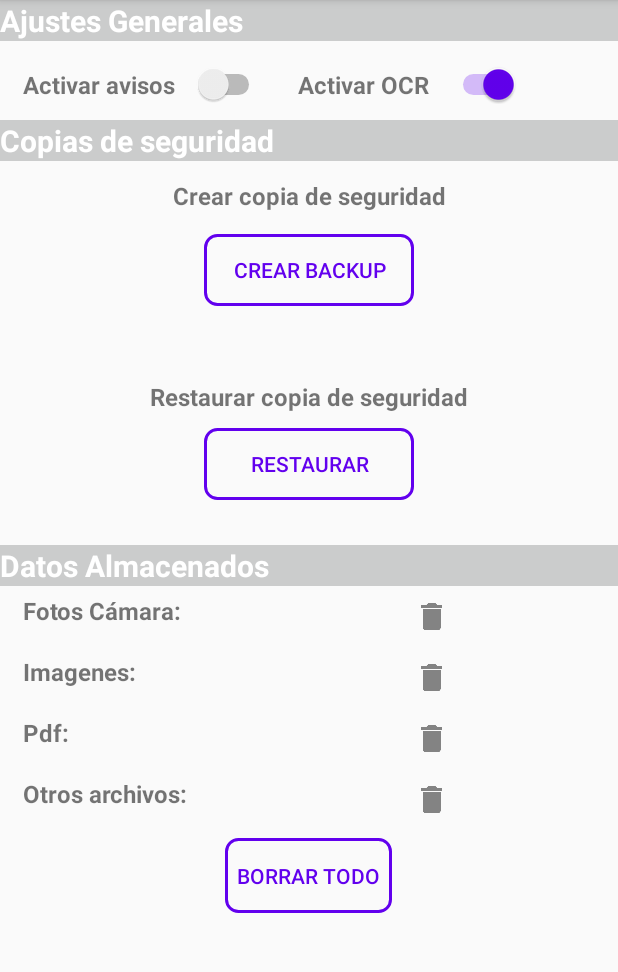
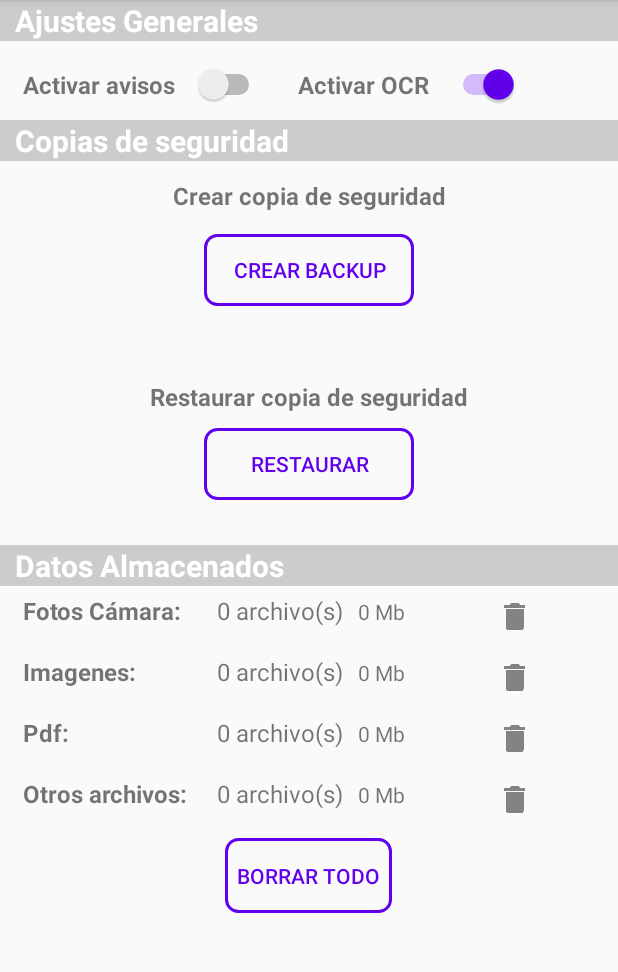
Before and after one commit to agalpe-dev/MyBox, an Android app: the fragment_ajustes screen opened through its navigation route, on a phone screen of 412 x 824 dp, the part 84-1056 px from its top. Run offline under Robolectric (Android 15) with nearby library versions, the phone set to English and light mode, and no system bars; our stand-ins replace Room's generated code; libraries missing offline, so code that uses them is left out: me.ibrahimsn.lib; plain views replace SmoothBottomBar; 2 statements that could not run were skipped.

Commit message:
Pequeños arreglos diseño Ajustes y funcionalidad gestión archivos

```diff
--- a/app/src/main/java/com/agp/mybox/UI/Ajustes/FragmentAjustesViewModel.java
+++ b/app/src/main/java/com/agp/mybox/UI/Ajustes/FragmentAjustesViewModel.java
@@ -3,13 +3,23 @@ package com.agp.mybox.UI.Ajustes;
 import android.app.Application;
 import android.content.Context;
 import android.content.SharedPreferences;
+import android.content.res.AssetFileDescriptor;
+import android.net.Uri;
+import android.os.Handler;
+import android.os.Looper;
+import android.os.Message;
+import android.widget.Toast;
 
 import androidx.annotation.NonNull;
+import androidx.core.content.FileProvider;
 import androidx.lifecycle.AndroidViewModel;
-import androidx.lifecycle.ViewModel;
+
+import java.io.File;
+import java.io.FileNotFoundException;
+import java.text.DecimalFormat;
 
 public class FragmentAjustesViewModel extends AndroidViewModel {
-
+    private Handler handler=new Handler();
     private final String PREFERENCIAS="Preferencias";
     private SharedPreferences mPrefs = getApplication().getSharedPreferences(PREFERENCIAS, Context.MODE_PRIVATE);
 
@@ -29,4 +39,85 @@ public class FragmentAjustesViewModel extends AndroidViewModel {
         editor.putBoolean(pref,valor);
         editor.commit();
     }
+
+    public String getNArchivos(String carpeta){
+        File[] files=getFilesFromDir(carpeta);
+        if (files!=null){
+            return Integer.toString(files.length) + " archivo(s)" ;
+        }
+        return "Sin archivos";
+    }
+
+    public File[] getFilesFromDir(String carpeta){
+        File [] files;
+        File f = new File(getApplication().getFilesDir(),"box/"+carpeta);
+        if (f.exists() && f.isDirectory()){
+            files=f.listFiles();
+            return files;
+        }
+        return null;
+    }
+
+    public String getFilesSize (String carpeta){
+        File [] files=getFilesFromDir(carpeta);
+        AssetFileDescriptor fileDescriptor= null;
+        Uri uri=null;
+        float size=0;
+        DecimalFormat decimalFormat=new DecimalFormat("#.##");
+        if (files.length>0) {
+            try {
+                for (File f : files) {
+                    uri = FileProvider.getUriForFile(getApplication(), "com.agp.mybox.fileprovider", f);
+                    fileDescriptor = getApplication().getContentResolver().openAssetFileDescriptor(uri, "r");
+                    size+=fileDescriptor.getLength();
+                }
+            } catch (FileNotFoundException e) {
+                e.printStackTrace();
+            }
+            return decimalFormat.format(size/(1024*1024))+" Mb";
+        }
+        return "0 Mb";
+    }
+
+    public void borrarRecursos(String carpeta) {
+        if (carpeta=="todo"){
+            borrarTodosRecursos();
+        }
+
+        new Thread(new Runnable() {
+            @Override
+            public void run() {
+
+                File[] files=getFilesFromDir(carpeta);
+                if (files!=null){
+                    for (File f: files){
+                        try {
+                            f.delete();
+                        }
+                        catch (Exception e){
+                            e.printStackTrace();
+                        }
+                    }
+                }
+
+                // Para acceder al hilo principal y poner el Toast
+                handler.post(new Runnable() {
+                    @Override
+                    public void run() {
+                        Toast.makeText(getApplication(), "¡Archivos de \"" + carpeta.toUpperCase() +"\" eliminados correctamente!", Toast.LENGTH_LONG).show();
+                    }
+                });
+
+
+            }
+        }).start();
+
+    }
+
+    public void borrarTodosRecursos(){
+        borrarRecursos("camara");
+        borrarRecursos("imagen");
+        borrarRecursos("pdf");
+        borrarRecursos("otros");
+    }
 }
--- a/app/src/main/java/com/agp/mybox/UI/Ajustes/fragment_ajustes.java
+++ b/app/src/main/java/com/agp/mybox/UI/Ajustes/fragment_ajustes.java
@@ -1,6 +1,7 @@
 package com.agp.mybox.UI.Ajustes;
 
-import android.os.Build;
+import android.app.AlertDialog;
+import android.content.DialogInterface;
 import android.os.Bundle;
 
 import androidx.annotation.NonNull;
@@ -8,22 +9,24 @@ import androidx.annotation.Nullable;
 import androidx.fragment.app.Fragment;
 import androidx.lifecycle.ViewModelProvider;
 
-import android.util.Log;
 import android.view.LayoutInflater;
 import android.view.View;
 import android.view.ViewGroup;
 import android.widget.Button;
+import android.widget.ImageButton;
 import android.widget.Switch;
+import android.widget.TextView;
+import android.widget.Toast;
 
 import com.agp.mybox.R;
-import com.agp.mybox.UI.Inicio.FragmentInicioViewModel;
-
-import java.util.Observer;
 
 public class fragment_ajustes extends Fragment {
 
     private FragmentAjustesViewModel mViewModel;
     private Switch swAvisos, swOCR;
+    private TextView mNCamara, mNImagen, mNPdf, mNOtros, mTamCamara, mTamImagen, mTamPdf, mTamOtros;
+    private ImageButton mBtBorrarCamara, mBtBorrarImagen, mBtBorrarPdf, mBtBorrarOtros;
+    private Button mBtBorrarTodo;
 
     public static fragment_ajustes newInstance() {
         return new fragment_ajustes();
@@ -36,8 +39,59 @@ public class fragment_ajustes extends Fragment {
         final View v=inflater.inflate(R.layout.fragment_ajustes,container,false);
         mViewModel= new ViewModelProvider(this, new ViewModelProvider.AndroidViewModelFactory(getActivity().getApplication())).get(FragmentAjustesViewModel.class);
 
+        // Setear controles
         swAvisos= v.findViewById(R.id.botonAvisos);
         swOCR= v.findViewById(R.id.botonOCR);
+        mNCamara=v.findViewById(R.id.txtNCamara);
+        mNImagen =v.findViewById(R.id.txtNImagen);
+        mNPdf=v.findViewById(R.id.txtNPdf);
+        mNOtros=v.findViewById(R.id.txtNOtros);
+        mTamCamara=v.findViewById(R.id.txtTamCamara);
+        mTamImagen =v.findViewById(R.id.txtTamImagen);
+        mTamPdf=v.findViewById(R.id.txtTamPdf);
+        mTamOtros=v.findViewById(R.id.txtTamOtros);
+
+        mBtBorrarCamara=v.findViewById(R.id.btBorrarCamara);
+        mBtBorrarImagen =v.findViewById(R.id.btBorrarImagen);
+        mBtBorrarPdf=v.findViewById(R.id.btBorrarPdf);
+        mBtBorrarOtros=v.findViewById(R.id.btBorrarOtros);
+        mBtBorrarTodo=v.findViewById(R.id.btBorrarTodo);
+
+        // Listeners de botones para borrar
+        mBtBorrarCamara.setOnClickListener(new View.OnClickListener() {
+            @Override
+            public void onClick(View view) {
+                crearAviso("camara");
+            }
+        });
+
+        mBtBorrarImagen.setOnClickListener(new View.OnClickListener() {
+            @Override
+            public void onClick(View view) {
+                crearAviso("imagen");
+            }
+        });
+
+        mBtBorrarPdf.setOnClickListener(new View.OnClickListener() {
+            @Override
+            public void onClick(View view) {
+                crearAviso("pdf");
+            }
+        });
+
+        mBtBorrarOtros.setOnClickListener(new View.OnClickListener() {
+            @Override
+            public void onClick(View view) {
+                crearAviso("otros");
+            }
+        });
+
+        mBtBorrarTodo.setOnClickListener(new View.OnClickListener() {
+            @Override
+            public void onClick(View view) {
+                crearAviso("todo");
+            }
+        });
 
         // Establecer valores de los switchbutton según lo almacenado en SharedPreferences
         swAvisos.setChecked(mViewModel.checkPreferencias("Avisos"));
@@ -57,6 +111,19 @@ public class fragment_ajustes extends Fragment {
             }
         });
 
+
+        // Datos de archivos y tamaños por carpetas
+        mNCamara.setText(mViewModel.getNArchivos("camara"));
+        mNImagen.setText(mViewModel.getNArchivos("imagen"));
+        mNPdf.setText(mViewModel.getNArchivos("pdf"));
+        mNOtros.setText(mViewModel.getNArchivos("otros"));
+
+        mTamCamara.setText(mViewModel.getFilesSize("camara"));
+        mTamImagen.setText(mViewModel.getFilesSize("imagen"));
+        mTamPdf.setText(mViewModel.getFilesSize("pdf"));
+        mTamOtros.setText(mViewModel.getFilesSize("otros"));
+
+
         // Se devuelve la vista
         return v;
     }
@@ -68,5 +135,29 @@ public class fragment_ajustes extends Fragment {
     }
 
 
+    private void crearAviso(String carpeta){
+        AlertDialog.Builder dialog= new AlertDialog.Builder(getContext());
+        dialog.setTitle(R.string.borrarArchivos);
+        dialog.setMessage(R.string.avisoBorrarRecursos);
+        dialog.setPositiveButton(R.string.borrar, new DialogInterface.OnClickListener() {
+            @Override
+            public void onClick(DialogInterface dialogInterface, int i) {
+                if (carpeta!=null) {
+                    mViewModel.borrarRecursos(carpeta);
+                    // Toast.makeText(getActivity(), "Archivos eliminados", Toast.LENGTH_LONG).show();
+                }else{
+                    Toast.makeText(getActivity(), "Hay un problema y no se pueden eliminar los archivos en este momento.\n Vuelve a intentarlo.", Toast.LENGTH_LONG).show();
+                }
+            }
+        })
+                .setNegativeButton(R.string.boton_cancelar, new DialogInterface.OnClickListener() {
+                    @Override
+                    public void onClick(DialogInterface dialogInterface, int i) {
+                        return;
+                    }
+                }).show();
+
+    }
+
 
 }
--- a/app/src/main/res/layout/fragment_ajustes.xml
+++ b/app/src/main/res/layout/fragment_ajustes.xml
@@ -15,12 +15,14 @@
         android:layout_height="match_parent"
         android:orientation="vertical"
         android:paddingTop="0dp"
+
         >
         <TextView
             android:layout_width="match_parent"
             android:layout_height="wrap_content"
             android:text="@string/tituloajustes"
             android:textSize="20dp"
+            android:paddingStart="10dp"
             android:textStyle="bold"
             android:background="#CBCCCC"
             android:textColor="@android:color/white"/>
@@ -88,6 +90,7 @@
             android:layout_width="match_parent"
             android:layout_height="wrap_content"
             android:text="@string/ajustes_backup"
+            android:paddingStart="10dp"
             android:textSize="20dp"
             android:textColor="@android:color/white"
             android:textStyle="bold"
@@ -172,6 +175,7 @@
             android:layout_height="wrap_content"
             android:text="@string/ajustes_limpiar"
             android:textSize="20dp"
+            android:paddingStart="10dp"
             android:textColor="@android:color/white"
             android:textStyle="bold"
             android:background="#CBCCCC"
@@ -199,7 +203,7 @@
                 android:paddingStart="15dp"/>
 
             <TextView
-                android:id="@+id/txtNFotos"
+                android:id="@+id/txtNCamara"
                 android:layout_width="wrap_content"
                 android:layout_height="wrap_content"
                 android:layout_marginTop="5dp"
@@ -210,7 +214,7 @@
                 tools:text="xxx archivos"
                 android:paddingEnd="10dp"/>
             <TextView
-                android:id="@+id/txtTamFotos"
+                android:id="@+id/txtTamCamara"
                 android:layout_width="wrap_content"
                 android:layout_height="wrap_content"
                 android:layout_marginTop="5dp"
@@ -231,13 +235,14 @@
                 android:background="@drawable/boton_selector"
                 android:textColor="@color/colorPrimary"/-->
             <ImageButton
-                android:id="@+id/btBorrarFotos"
+                android:id="@+id/btBorrarCamara"
                 android:layout_width="60dp"
                 android:layout_height="30dp"
                 android:layout_row="0"
                 android:layout_column="3"
                 android:layout_marginTop="5dp"
                 android:layout_marginBottom="5dp"
+                android:layout_marginEnd="5dp"
                 android:layout_gravity="center_horizontal"
                 android:background="@null"
                 app:srcCompat="@drawable/boton_borrar_selector"
@@ -257,7 +262,7 @@
                 android:paddingStart="15dp"/>
 
             <TextView
-                android:id="@+id/txtNImagenes"
+                android:id="@+id/txtNImagen"
                 android:layout_width="wrap_content"
                 android:layout_height="wrap_content"
                 android:layout_marginTop="5dp"
@@ -268,7 +273,7 @@
                 tools:text="xxx archivos"
                 android:paddingEnd="10dp"/>
             <TextView
-                android:id="@+id/txtTamImagenes"
+                android:id="@+id/txtTamImagen"
                 android:layout_width="wrap_content"
                 android:layout_height="wrap_content"
                 android:layout_marginTop="5dp"
@@ -289,13 +294,14 @@
                 android:background="@drawable/boton_selector"
                 android:textColor="@color/colorPrimary"/-->
             <ImageButton
-                android:id="@+id/btBorrarImagenes"
+                android:id="@+id/btBorrarImagen"
                 android:layout_width="60dp"
                 android:layout_height="30dp"
                 android:layout_row="1"
                 android:layout_column="3"
                 android:layout_marginTop="5dp"
                 android:layout_marginBottom="5dp"
+                android:layout_marginEnd="5dp"
                 android:layout_gravity="center_horizontal"
                 android:background="@null"
                 app:srcCompat="@drawable/boton_borrar_selector"
@@ -356,6 +362,7 @@
                 android:layout_column="3"
                 android:layout_marginTop="5dp"
                 android:layout_marginBottom="5dp"
+                android:layout_marginEnd="5dp"
                 android:layout_gravity="center_horizontal"
                 android:background="@null"
                 app:srcCompat="@drawable/boton_borrar_selector"
@@ -416,6 +423,7 @@
                 android:layout_column="3"
                 android:layout_marginTop="5dp"
                 android:layout_marginBottom="5dp"
+                android:layout_marginEnd="5dp"
                 android:layout_gravity="center_horizontal"
                 android:background="@null"
                 app:srcCompat="@drawable/boton_borrar_selector"
@@ -423,6 +431,7 @@
 
 
             <Button
+                android:id="@+id/btBorrarTodo"
                 android:layout_width="wrap_content"
                 android:layout_height="wrap_content"
                 android:paddingVertical="15dp"
--- a/app/src/main/res/values/strings.xml
+++ b/app/src/main/res/values/strings.xml
@@ -42,4 +42,6 @@
     <string name="ajustes_restaurar_backup">Restaurar copia de seguridad</string>
     <string name="restaurarBackup">Restaurar</string>
     <string name="ajustes_limpiar">Datos Almacenados</string>
+    <string name="avisoBorrarRecursos">Esta operación no se puede revertir, borrará los archivos almacenados y asociados a los recuerdos que haya creado, ¿está seguro?\n\nSi lo desea, puede crear una copia de seguridad previamente para conservarlos.</string>
+    <string name="borrarArchivos">Eliminar archivos</string>
 </resources>
--- a/app/src/main/res/xml/file_paths.xml
+++ b/app/src/main/res/xml/file_paths.xml
@@ -1,7 +1,7 @@
 <?xml version="1.0" encoding="utf-8"?>
 <paths xmlns:android="http://schemas.android.com/apk/res/android">
     <files-path
-        name="fotos"
+        name="camara"
         path="box/camara"/>
     <files-path
         name="pdf"
```
